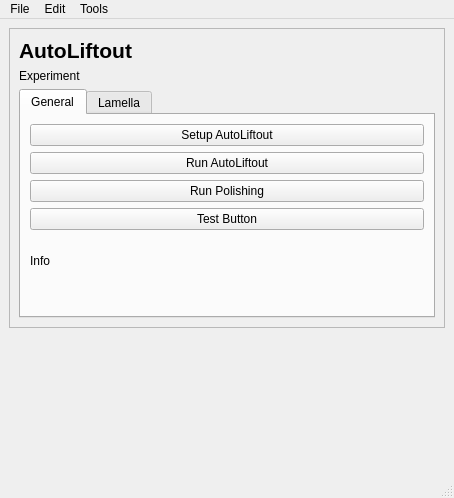
Above: liftout/gui/qtdesigner_files/AutoLiftoutUI.ui from Phaips/autoliftout before the change. Below: the same form after it.
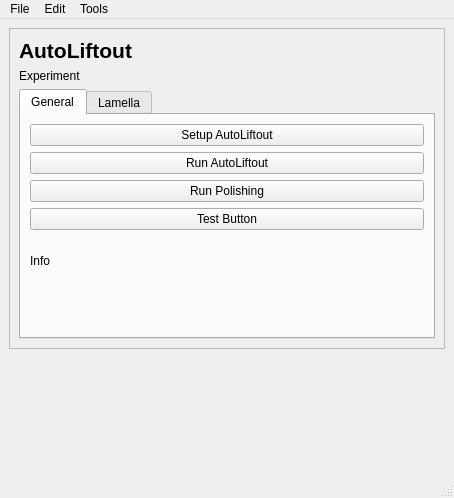
That is the form after the change.

Commit message: [UI] ui lamella info update

What changed in the file:
```diff
--- a/liftout/gui/qtdesigner_files/AutoLiftoutUI.ui
+++ b/liftout/gui/qtdesigner_files/AutoLiftoutUI.ui
@@ -20,7 +20,7 @@
       <property name="maximumSize">
        <size>
         <width>16777215</width>
-        <height>300</height>
+        <height>600</height>
        </size>
       </property>
       <property name="frameShape">
```
Left out of the diff: 68 changed lines with no effect on the pictures. The commit also changes 4 other files.
